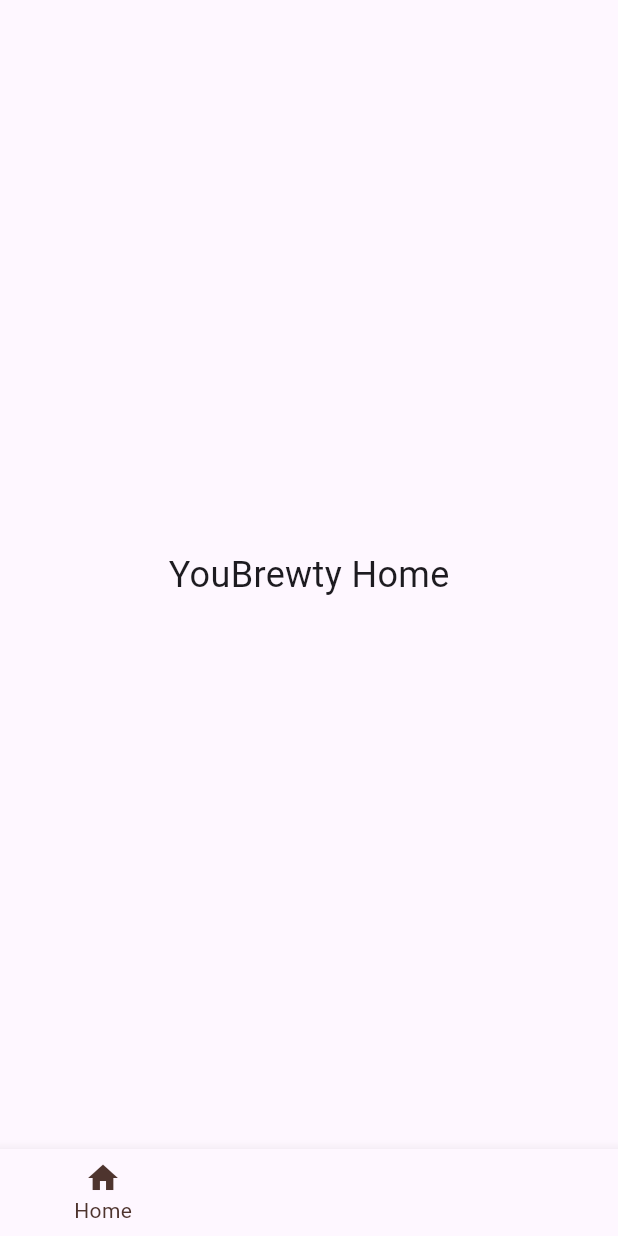
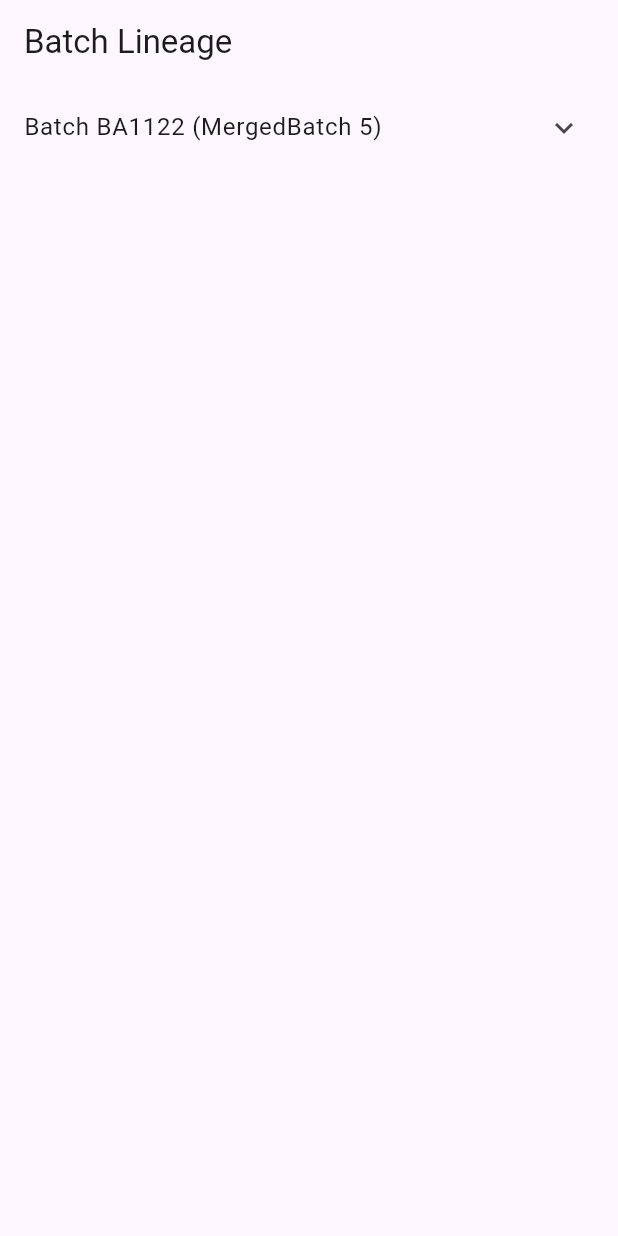
Before and after one commit to ScottyGav/Brewty, a Flutter app: the screen it shows after launch, on a phone screen of 412 x 824 dp. Run offline on Flutter 3.47's test engine with Material 3 defaults, Android fonts, the light colour scheme and no system bars.

Commit message:
simplified recursive widget for a tree view

```diff
--- /dev/null
+++ b/youbrewty/lib/screens/batch_lineage_screen.dart
@@ -0,0 +1,22 @@
+import 'package:flutter/material.dart';
+import '../models.dart';
+import '../widgets/batch_node_widget.dart';
+
+class BatchLineageScreen extends StatelessWidget {
+  final Batch rootBatch;
+  final Map<String, Batch> batchMap;
+
+  BatchLineageScreen({required this.rootBatch, required this.batchMap});
+
+  @override
+  Widget build(BuildContext context) {
+    return Scaffold(
+      appBar: AppBar(title: Text('Batch Lineage')),
+      body: ListView(
+        children: [
+          BatchNodeWidget(batch: rootBatch, batchMap: batchMap),
+        ],
+      ),
+    );
+  }
+}
--- /dev/null
+++ b/youbrewty/lib/widgets/batch_node_widget.dart
@@ -0,0 +1,43 @@
+import 'package:flutter/material.dart';
+import '../models.dart';
+
+class BatchNodeWidget extends StatelessWidget {
+  final Batch batch;
+  final Map<String, Batch> batchMap;
+  final Set<String> visited;
+
+  BatchNodeWidget({required this.batch, required this.batchMap, Set<String>? visited})
+      : visited = visited ?? {};
+
+  @override
+  Widget build(BuildContext context) {
+    if (visited.contains(batch.batchId)) {
+      return Text('↳ ${batch.batchId} [see above]', style: TextStyle(fontStyle: FontStyle.italic));
+    }
+    final newVisited = Set<String>.from(visited)..add(batch.batchId);
+
+    return ExpansionTile(
+      title: Text('Batch ${batch.batchId} (${batch.name})'),
+      children: [
+        ...batch.ingredientEvents.map((e) => ListTile(
+              title: Text('${e.ingredientType} (${e.quantity}ml)'),
+              subtitle: Text(e.timestamp.toIso8601String()),
+            )),
+        ...?batch.mergeEvents?.map((me) => ListTile(
+              title: Text('MERGE [${me.type}] from ${me.sourceBatchIds.join(", ")}'),
+              subtitle: Text(me.timestamp.toIso8601String()),
+            )),
+        ...batch.parentBatchIds
+            .where((pid) => batchMap.containsKey(pid))
+            .map((pid) => Padding(
+                  padding: EdgeInsets.only(left: 16),
+                  child: BatchNodeWidget(
+                    batch: batchMap[pid]!,
+                    batchMap: batchMap,
+                    visited: newVisited,
+                  ),
+                )),
+      ],
+    );
+  }
+}
```
Also changed, not shown: youbrewty/lib/main.dart (+28 -1 lines), youbrewty/lib/utils/test_data.dart (added, +192 -0 lines).
